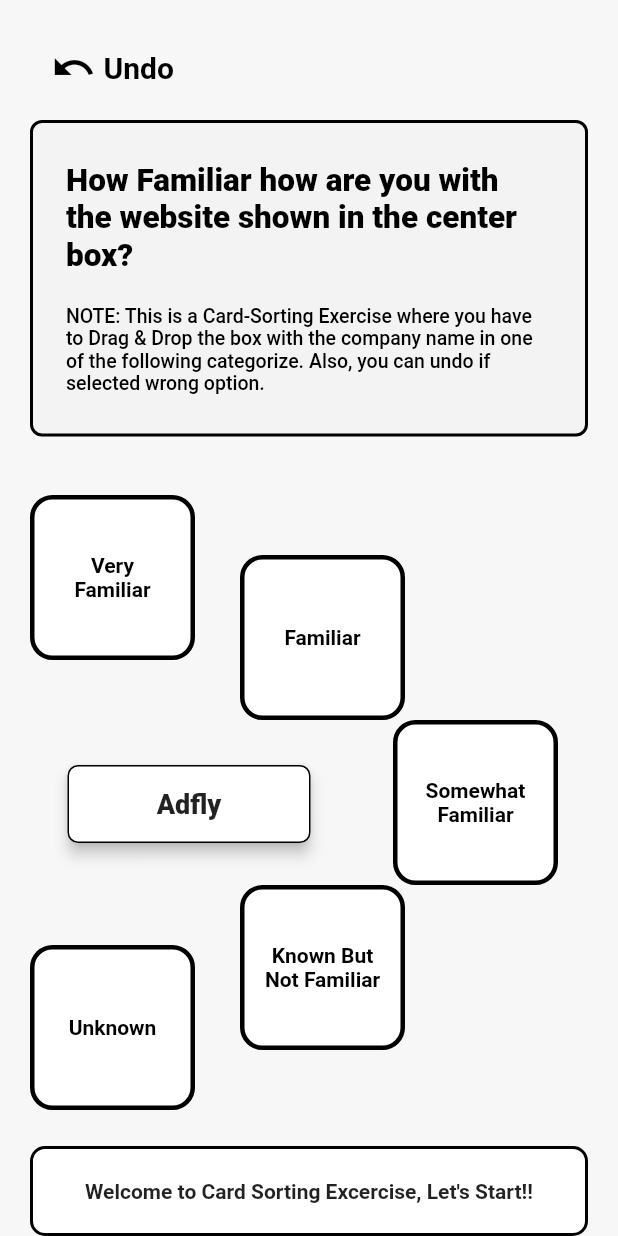
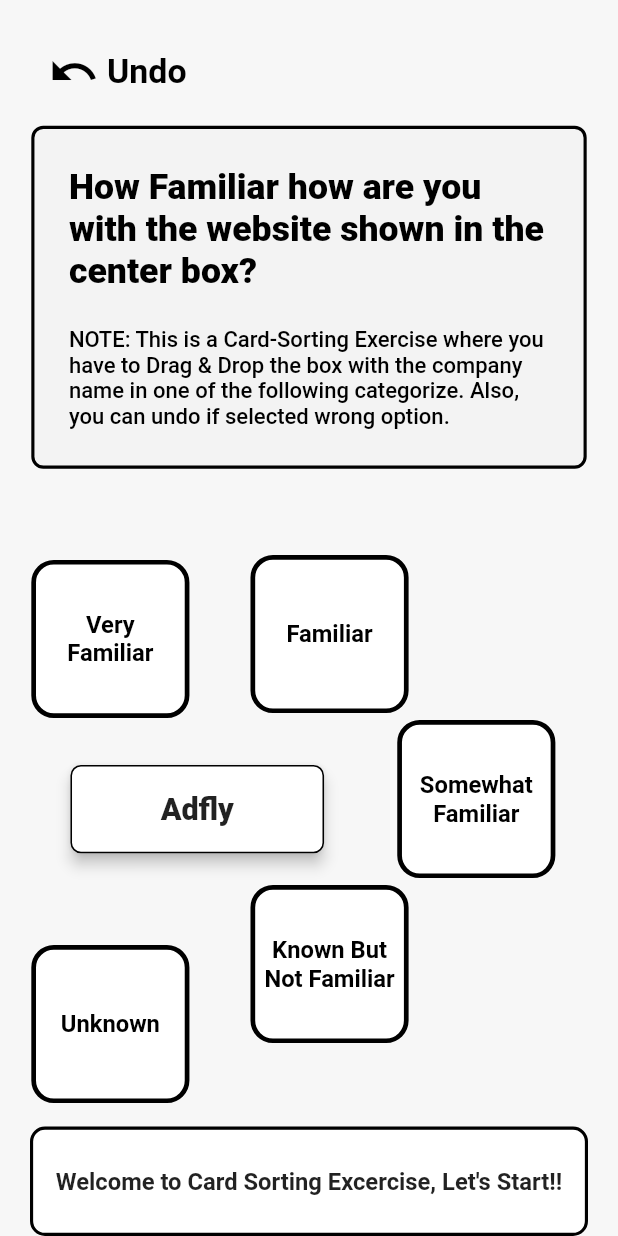
Before and after one commit to DC0202/GlobalPhishingMobileApp, a Flutter app: the screen it shows after launch, on a phone screen of 412 x 824 dp. Run offline on Flutter 3.47's test engine with Material 2 defaults, Android fonts, the phone set to English and light mode, and no system bars; our stand-ins replace flutter_screenutil, syncfusion_flutter_charts.

Commit message:
Committing some changes

```diff
--- a/pymetrics/lib/main.dart
+++ b/pymetrics/lib/main.dart
@@ -3,14 +3,28 @@ import 'package:pymetrics/companyName.dart';
 import 'package:pymetrics/fadeRoute.dart';
 import 'package:pymetrics/result.dart';
 import 'package:pymetrics/values.dart';
+import 'package:flutter_screenutil/flutter_screenutil.dart';
 
-void main() {
-  runApp(
-    const MaterialApp(
-      home: ExampleDragAndDrop(),
-      debugShowCheckedModeBanner: false,
-    ),
-  );
+void main() => runApp(MyApp());
+
+class MyApp extends StatelessWidget {
+  const MyApp({Key? key}) : super(key: key);
+
+  @override
+  Widget build(BuildContext context) {
+    //Set the fit size (Find your UI design, look at the dimensions of the device screen and fill it in,unit in dp)
+    return ScreenUtilInit(
+      designSize: const Size(430, 932),
+      minTextAdapt: true,
+      splitScreenMode: true,
+      builder: (context, child) {
+        return const MaterialApp(
+          home: ExampleDragAndDrop(),
+          debugShowCheckedModeBanner: false,
+        );
+      },
+    );
+  }
 }
 
 class ExampleDragAndDrop extends StatefulWidget {
@@ -24,10 +38,27 @@ class _ExampleDragAndDropState extends State<ExampleDragAndDrop> {
   final GlobalKey _draggableKey = GlobalKey();
   bool valWidgetDisappear = false;
   int i = 0;
+  bool load = false;
+  double heightMuilti = 0.0;
+  double widthMuilti = 0.0;
 
   @override
   void initState() {
     super.initState();
+    setState(() {
+      w = defaultWidth /
+          MediaQueryData.fromView(WidgetsBinding.instance.window).size.width;
+      h = defaultHeight /
+          MediaQueryData.fromView(WidgetsBinding.instance.window).size.height;
+    });
+    // while (w == null) {
+    //   setState(() {
+    //     load = true;
+    //   });
+    // }
+    // setState(() {
+    //   load = false;
+    // });
   }
 
   void _itemDroppedOnCustomerCart(int indexToBeSelected, String index) {
@@ -78,7 +109,6 @@ class _ExampleDragAndDropState extends State<ExampleDragAndDrop> {
 
   @override
   Widget build(BuildContext context) {
-    // print(companyList[i]);
     return Scaffold(
       backgroundColor: const Color(0xFFF7F7F7),
       // appBar: _buildAppBar(),
@@ -87,6 +117,8 @@ class _ExampleDragAndDropState extends State<ExampleDragAndDrop> {
   }
 
   Widget _buildContent(String companyName, index) {
+    debugPrint("$h");
+    debugPrint("$w");
     return Stack(
       children: [
         SafeArea(
@@ -95,14 +127,14 @@ class _ExampleDragAndDropState extends State<ExampleDragAndDrop> {
               Column(
                 crossAxisAlignment: CrossAxisAlignment.start,
                 children: [
-                  const SizedBox(
-                    height: 20.0,
+                  SizedBox(
+                    height: 20.0 * h,
                   ),
                   Padding(
-                    padding: const EdgeInsets.only(left: 20.0),
-                    child: SizedBox(
-                      width: 110.0,
-                      height: 50.0,
+                    padding: EdgeInsets.only(left: 20.0 * w),
+                    child: Container(
+                      width: 110.0 * w,
+                      padding: EdgeInsets.symmetric(vertical: 0.0 * h),
                       child: TextButton(
                         onPressed: () {
                           setState(() {
@@ -112,22 +144,22 @@ class _ExampleDragAndDropState extends State<ExampleDragAndDrop> {
                             }
                           });
                         },
-                        child: const Row(
+                        child: Row(
                           mainAxisAlignment: MainAxisAlignment.center,
                           children: [
                             Icon(
                               Icons.undo,
                               color: Colors.black,
-                              size: 30.0,
+                              size: 30.0 * h,
                             ),
                             SizedBox(
-                              width: 5.0,
+                              width: 5.0 * w,
                             ),
                             Text(
                               'Undo',
                               style: TextStyle(
                                 color: Colors.black,
-                                fontSize: 20.0,
+                                fontSize: 20.0 * h,
                                 fontWeight: FontWeight.bold,
                               ),
                             ),
@@ -136,17 +168,17 @@ class _ExampleDragAndDropState extends State<ExampleDragAndDrop> {
                       ),
                     ),
                   ),
-                  const SizedBox(
-                    height: 10.0,
+                  SizedBox(
+                    height: 10.0 * h,
                   ),
                   Padding(
-                    padding: const EdgeInsets.only(left: 20.0, right: 20.0),
+                    padding: EdgeInsets.only(left: 20.0 * w, right: 20.0 * w),
                     child: Container(
-                      width: MediaQuery.of(context).size.width,
-                      height: 211.0,
+                      width: MediaQuery.of(context).size.width * h * w,
+                      // height: 211.0 * h,
                       decoration: BoxDecoration(
                         border: Border.all(
-                          width: 2.0,
+                          width: 2.0 * w,
                           color: Colors.black,
                         ),
                         borderRadius: const BorderRadius.all(
@@ -154,8 +186,9 @@ class _ExampleDragAndDropState extends State<ExampleDragAndDrop> {
                         ),
                         color: const Color(0xFFF3F3F3),
                       ),
-                      padding: const EdgeInsets.all(22.0),
-                      child: const Column(
+                      padding: EdgeInsets.symmetric(
+                          vertical: 22.0 * h, horizontal: 22 * w),
+                      child: Column(
                           mainAxisAlignment: MainAxisAlignment.center,
                           children: [
                             Text(
@@ -163,17 +196,17 @@ class _ExampleDragAndDropState extends State<ExampleDragAndDrop> {
                               style: TextStyle(
                                 color: Colors.black,
                                 fontWeight: FontWeight.w800,
-                                fontSize: 21.0,
+                                fontSize: 21.0 * h,
                               ),
                             ),
                             SizedBox(
-                              height: 20.0,
+                              height: 20.0 * h,
                             ),
                             Text(
                               "NOTE: This is a Card-Sorting Exercise where you have to Drag & Drop the box with the company name in one of the following categorize. Also, you can undo if selected wrong option.",
                               style: TextStyle(
                                 color: Colors.black,
-                                fontSize: 13.0,
+                                fontSize: 13.0 * h,
                                 fontWeight: FontWeight.w500,
                               ),
                             ),
@@ -187,22 +220,22 @@ class _ExampleDragAndDropState extends State<ExampleDragAndDrop> {
                       decoration: BoxDecoration(
                         border: Border.all(
                           color: Colors.black,
-                          width: 2.0,
+                          width: 2.0 * w,
                         ),
                         borderRadius:
                             const BorderRadius.all(Radius.circular(10.0)),
                         color: Colors.white,
                       ),
-                      height: 60.0,
-                      width: MediaQuery.of(context).size.width,
+                      padding: EdgeInsets.symmetric(vertical: 22.0 * h),
+                      width: MediaQuery.of(context).size.width * h * w,
                       child: Center(
                         child: Text(
                           index == 0
                               ? "Welcome to Card Sorting Excercise, Let's Start!!"
                               : "${companyList[index - 1].cName} was placed in ${companyList[index - 1].value}",
-                          style: const TextStyle(
+                          style: TextStyle(
                             fontWeight: FontWeight.bold,
-                            fontSize: 14.0,
+                            fontSize: 14.0 * h,
                           ),
                         ),
                       ),
@@ -211,32 +244,37 @@ class _ExampleDragAndDropState extends State<ExampleDragAndDrop> {
                 ],
               ),
               Positioned(
-                left: 20,
-                top: 330,
+                left: 20 * w,
+                top: 330 * h,
+                //  *
+                //     MediaQueryData.fromView(WidgetsBinding.instance.window)
+                //         .size
+                //         .height /
+                //     defaultHeight,
                 child: _buildWidget("Very\nFamiliar", five, index),
               ),
               Positioned(
-                left: 160,
+                left: 160 * w,
                 top: 370,
                 child: _buildWidget("Familiar", four, index),
               ),
               Positioned(
-                right: 40,
+                right: 40 * w,
                 top: 480,
                 child: _buildWidget("Somewhat\nFamiliar", three, index),
               ),
               Positioned(
-                left: 160,
+                left: 160 * w,
                 top: 590,
                 child: _buildWidget("Known But\nNot Familiar", two, index),
               ),
               Positioned(
-                left: 20,
+                left: 20 * w,
                 top: 630,
                 child: _buildWidget("Unknown", one, index),
               ),
               Positioned(
-                left: 45.0,
+                left: 45.0 * w,
                 top: 510.0,
                 child: Draggable(
                   data: "Familiarity",
@@ -301,12 +339,13 @@ class _ExampleDragAndDropState extends State<ExampleDragAndDrop> {
         return Transform.scale(
           scale: candidateData.isNotEmpty ? 1.3 : 1.0,
           child: Container(
-            width: 110,
-            height: 110,
+            width: 101 * w,
+            height: 101 * w,
+            // padding: EdgeInsets.symmetric(horizontal: 22 * w),
             decoration: BoxDecoration(
               color: candidateData.isNotEmpty ? Colors.black : Colors.white,
               border: Border.all(
-                width: 3.0,
+                width: 3.0 * w,
                 color: candidateData.isNotEmpty ? Colors.white : Colors.black,
               ),
               borderRadius: const BorderRadius.all(
@@ -318,7 +357,7 @@ class _ExampleDragAndDropState extends State<ExampleDragAndDrop> {
                 text,
                 style: TextStyle(
                   fontWeight: FontWeight.bold,
-                  fontSize: candidateData.isNotEmpty ? 16.0 : 14.0,
+                  fontSize: candidateData.isNotEmpty ? 16.0 * h : 14.0 * h,
                   color: candidateData.isNotEmpty ? Colors.white : Colors.black,
                 ),
                 textAlign: TextAlign.center,
@@ -345,12 +384,12 @@ class CompanyNameWidget extends StatelessWidget {
       elevation: 4.0,
       borderRadius: const BorderRadius.all(Radius.circular(7.0)),
       child: Container(
-        width: 162,
-        height: 52,
+        width: 162 * w,
+        height: 52 * h,
         decoration: BoxDecoration(
           color: Colors.white,
           border: Border.all(
-            width: 1.0,
+            width: 1.0 * w,
             color: Colors.black,
           ),
           borderRadius: const BorderRadius.all(
@@ -360,9 +399,9 @@ class CompanyNameWidget extends StatelessWidget {
         child: Center(
           child: Text(
             text,
-            style: const TextStyle(
+            style: TextStyle(
               fontWeight: FontWeight.w800,
-              fontSize: 18.0,
+              fontSize: 18.0 * h,
             ),
             textAlign: TextAlign.center,
           ),
@@ -394,12 +433,12 @@ class DraggingListItem extends StatelessWidget {
           child: Opacity(
             opacity: 0.8,
             child: Container(
-              width: 162,
-              height: 52,
+              width: 162 * w,
+              height: 52 * h,
               decoration: BoxDecoration(
                 color: Colors.white,
                 border: Border.all(
-                  width: 1.0,
+                  width: 1.0 * w,
                   color: Colors.black,
                 ),
                 borderRadius: const BorderRadius.all(
@@ -409,9 +448,9 @@ class DraggingListItem extends StatelessWidget {
               child: Center(
                 child: Text(
                   companyName,
-                  style: const TextStyle(
+                  style: TextStyle(
                     fontWeight: FontWeight.w800,
-                    fontSize: 14.0,
+                    fontSize: 14.0 * h,
                     color: Colors.black,
                   ),
                   textAlign: TextAlign.center,
--- a/pymetrics/lib/values.dart
+++ b/pymetrics/lib/values.dart
@@ -15,3 +15,9 @@ int countFour = 0;
 int countThree = 0;
 int countTwo = 0;
 int countOne = 0;
+
+double defaultWidth = 430.0;
+double defaultHeight = 932.0;
+
+double w = 0.0;
+double h = 0.0;
--- a/pymetrics/pubspec.yaml
+++ b/pymetrics/pubspec.yaml
@@ -47,6 +47,7 @@ dev_dependencies:
   # package. See that file for information about deactivating specific lint
   # rules and activating additional ones.
   flutter_lints: ^2.0.0
+  flutter_screenutil: ^5.8.4
 
 # For information on the generic Dart part of this file, see the
 # following page: https://dart.dev/tools/pub/pubspec
```
Also changed, not shown: pymetrics/pubspec.lock, 10 other files.
